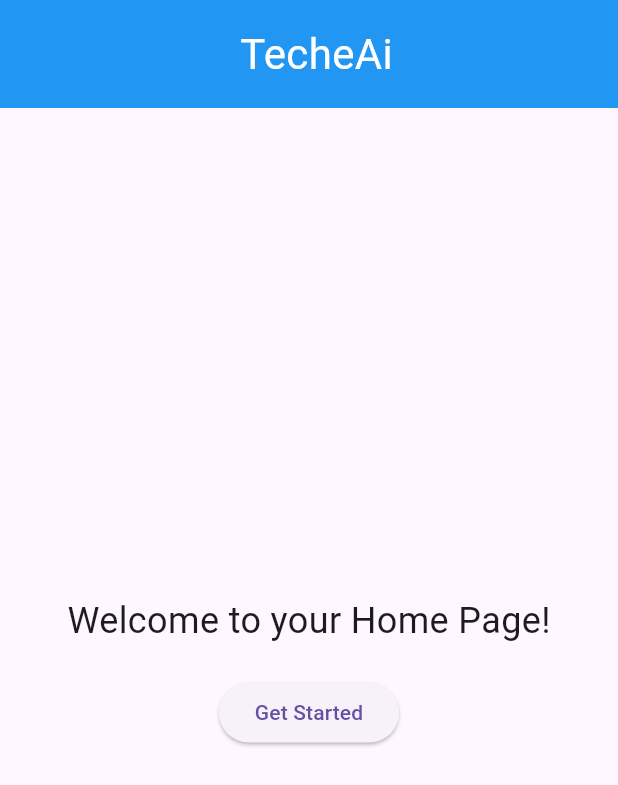
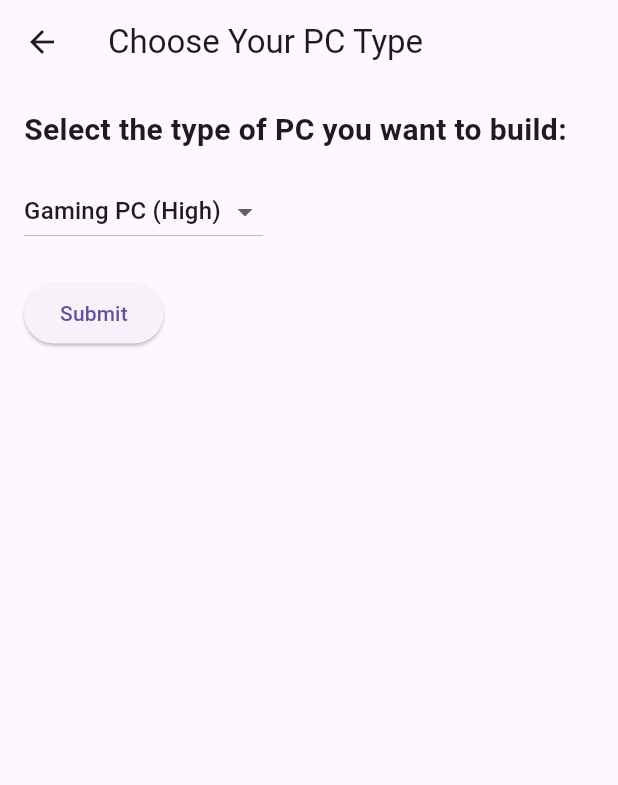
Before and after one commit to Techie-AI/App, a Flutter app: the screen it shows after launch, after a tap on "Get Started", on a phone screen of 412 x 824 dp. Shown: the top 785 px of the screen. Run offline on Flutter 3.47's test engine with Material 3 defaults, Android fonts, the phone set to English and light mode, and no system bars.

Commit message:
updated the routing and runner system

```diff
--- a/lib/pages/home_page.dart
+++ b/lib/pages/home_page.dart
@@ -1,6 +1,7 @@
 import 'package:flutter/material.dart';
 import '../widgets/welcome_text.dart';
 import '../widgets/header.dart';
+import 'options_screen.dart';
 
 class HomePage extends StatelessWidget {
   @override
@@ -18,7 +19,12 @@ class HomePage extends StatelessWidget {
                   SizedBox(height: 20),
                   ElevatedButton(
                     onPressed: () {
-                      // Add your onPressed code here!
+                      Navigator.push(
+                        context,
+                        MaterialPageRoute(
+                          builder: (context) => OptionsScreen(),
+                        ),
+                      );
                     },
                     child: Text('Get Started'),
                   ),
--- /dev/null
+++ b/lib/pages/options_screen.dart
@@ -0,0 +1,69 @@
+import 'package:flutter/material.dart';
+import 'package:provider/provider.dart';
+import 'package:techie_ai/service/chat_service.dart';
+// Assuming ChatProvider is in service/chat_provider.dart
+
+class OptionsScreen extends StatefulWidget {
+  @override
+  _OptionsScreenState createState() => _OptionsScreenState();
+}
+
+class _OptionsScreenState extends State<OptionsScreen> {
+  String selectedPcType = 'Gaming PC (High)';
+
+  @override
+  Widget build(BuildContext context) {
+    return Scaffold(
+      appBar: AppBar(
+        title: const Text('Choose Your PC Type'),
+      ),
+      body: Padding(
+        padding: const EdgeInsets.all(16.0),
+        child: Column(
+          crossAxisAlignment: CrossAxisAlignment.start,
+          children: [
+            const Text(
+              'Select the type of PC you want to build:',
+              style: TextStyle(fontSize: 20, fontWeight: FontWeight.bold),
+            ),
+            const SizedBox(height: 16),
+            DropdownButton<String>(
+              value: selectedPcType,
+              onChanged: (String? newValue) {
+                setState(() {
+                  selectedPcType = newValue!;
+                });
+              },
+              items: <String>[
+                'Gaming PC (High)',
+                'Office PC (Mid)',
+                'Personal PC (Low)'
+              ].map<DropdownMenuItem<String>>((String value) {
+                return DropdownMenuItem<String>(
+                  value: value,
+                  child: Text(value),
+                );
+              }).toList(),
+            ),
+            const SizedBox(height: 20),
+            ElevatedButton(
+              onPressed: () {
+                _submitSelection(context, selectedPcType);
+              },
+              child: const Text('Submit'),
+            ),
+          ],
+        ),
+      ),
+    );
+  }
+
+  void _submitSelection(BuildContext context, String pcType) {
+    // Access the ChatProvider and set the PC type
+    final chatProvider = Provider.of<ChatProvider>(context, listen: false);
+    chatProvider.setPcType(pcType);
+
+    // Optionally, navigate to another screen or perform additional actions
+    // For example, you might want to open a chat screen or show a confirmation message
+  }
+}
--- /dev/null
+++ b/lib/service/chat_message.dart
@@ -0,0 +1,11 @@
+class ChatMessage {
+  final String text;
+  final String sender;
+  final DateTime time;
+
+  ChatMessage({
+    required this.text,
+    required this.sender,
+    required this.time,
+  });
+}
--- /dev/null
+++ b/lib/service/chat_provider.dart
@@ -0,0 +1 @@
+// TODO Implement this library.
--- /dev/null
+++ b/lib/service/chat_service.dart
@@ -0,0 +1,52 @@
+import 'package:flutter/material.dart';
+import 'package:http/http.dart' as http;
+import 'dart:convert';
+
+class ChatMessage {
+  final String content;
+  final bool isUser;
+
+  ChatMessage({required this.content, required this.isUser});
+}
+
+class ChatProvider extends ChangeNotifier {
+  final List<ChatMessage> _messages = [];
+  final TextEditingController _controller = TextEditingController();
+  String pcType = ''; // Store the selected PC type
+
+  List<ChatMessage> get messages => _messages;
+  TextEditingController get controller => _controller;
+
+  void setPcType(String type) {
+    pcType = type;
+    notifyListeners();
+  }
+
+  void sendMessage() async {
+    if (_controller.text.isEmpty) return;
+
+    final userMessage = _controller.text;
+    _messages.add(ChatMessage(content: userMessage, isUser: true));
+    _controller.clear();
+    notifyListeners();
+
+    // Send message to the API
+    final response = await http.post(
+      Uri.parse('YOUR_API_ENDPOINT'), // Replace with your actual API endpoint
+      headers: {'Content-Type': 'application/json'},
+      body: jsonEncode({
+        'message': userMessage,
+        'pcType': pcType, // Include the selected PC type in the request
+      }),
+    );
+
+    if (response.statusCode == 200) {
+      final botMessage = jsonDecode(response.body)['response'];
+      _messages.add(ChatMessage(content: botMessage, isUser: false));
+    } else {
+      _messages.add(
+          ChatMessage(content: "Error: Unable to get response", isUser: false));
+    }
+    notifyListeners();
+  }
+}
--- a/pubspec.yaml
+++ b/pubspec.yaml
@@ -35,6 +35,8 @@ dependencies:
   # The following adds the Cupertino Icons font to your application.
   # Use with the CupertinoIcons class for iOS style icons.
   cupertino_icons: ^1.0.6
+  provider: ^6.1.2
+  http: ^1.2.2
 
 dev_dependencies:
   flutter_test:
```
Also changed, not shown: lib/pages/chat_screen.dart (added, +57 -0 lines), pubspec.lock.
